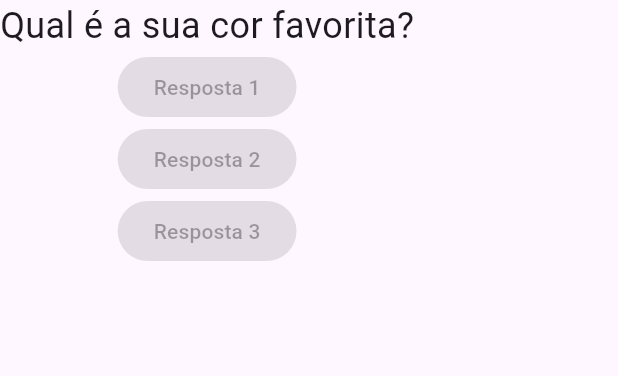
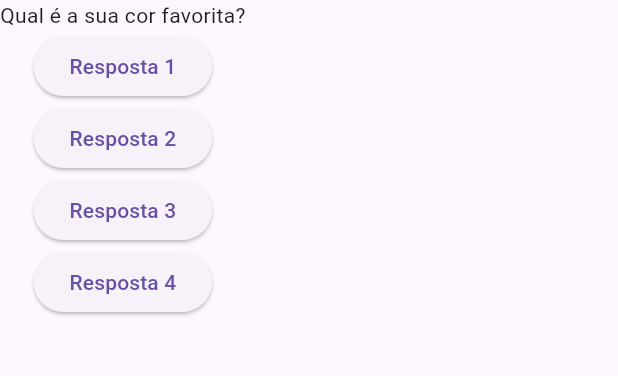
Before and after one commit to leonardogtc/pjct-perguntas-respostas-flutter, a Flutter app: the screen it shows after launch, on a phone screen of 412 x 824 dp, the part 84-460 px from its top. Run offline on Flutter 3.47's test engine with Material 3 defaults, Android fonts, the phone set to English and light mode, and no system bars.

Commit message:
Usando funções anônimas

```diff
--- a/lib/main.dart
+++ b/lib/main.dart
@@ -3,6 +3,13 @@ import 'package:flutter/material.dart';
 main() => runApp(PerguntaApp());
 
 class PerguntaApp extends StatelessWidget {
+  const PerguntaApp({Key? key});
+
+  void responder() {
+    // Lógica para responder a pergunta
+    print('Pergunta respondida!');
+  }
+
   @override
   Widget build(BuildContext context) {
     final List<String> perguntas = [
@@ -20,13 +27,14 @@ class PerguntaApp extends StatelessWidget {
         ),
         body: Column(
           children: [
-            Text(perguntas[0], style: TextStyle(fontSize: 24)),
-            const ElevatedButton(
-              onPressed: null, // Ação do botão não implementada
-              child: Text('Resposta 1'),
+            Text(perguntas[0]),
+            ElevatedButton(onPressed: responder, child: Text('Resposta 1')),
+            ElevatedButton(onPressed: responder, child: Text('Resposta 2')),
+            ElevatedButton(onPressed: responder, child: Text('Resposta 3')),
+            ElevatedButton(
+              onPressed: () => print('Resposta 4'),
+              child: Text('Resposta 4'),
             ),
-            const ElevatedButton(onPressed: null, child: Text('Resposta 2')),
-            const ElevatedButton(onPressed: null, child: Text('Resposta 3')),
           ],
         ),
       ),
```
